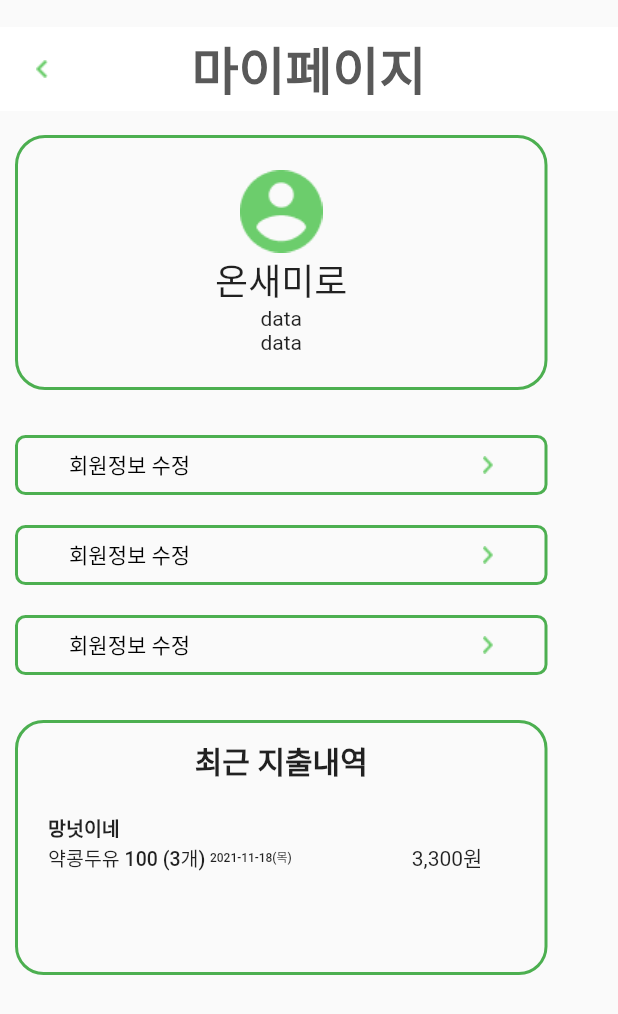
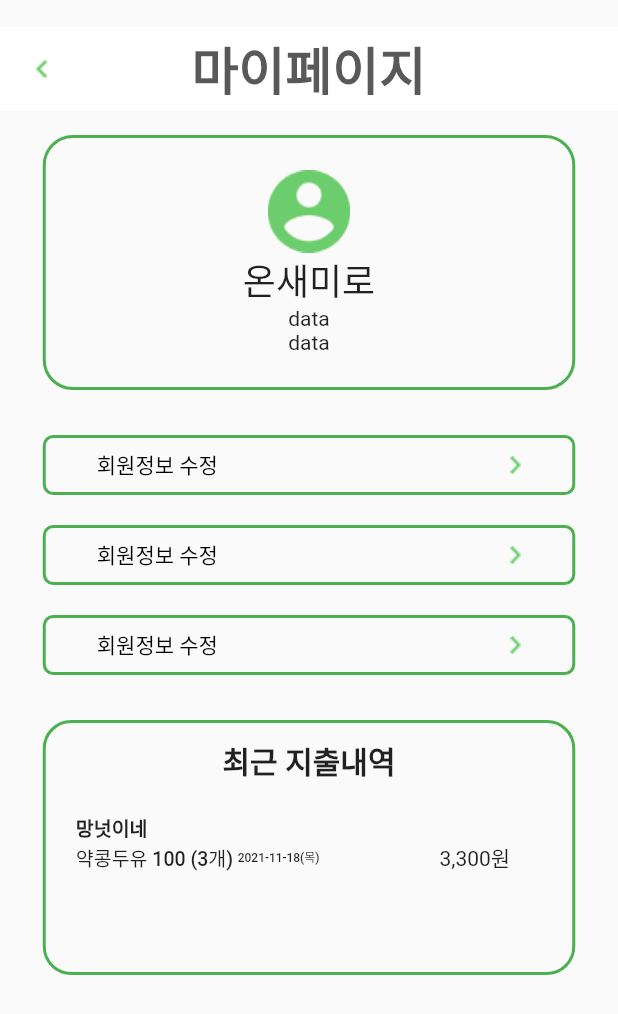
Before and after one commit to hhs0579/onsae, a Flutter app: the MyInfoPage screen opened directly, on a phone screen of 412 x 824 dp. Shown: the top 1014 px of the screen. Run offline on Flutter 3.47's test engine with Material 2 defaults, Android fonts, the light colour scheme and no system bars; our stand-ins replace get.

Commit message:
Update my_info.dart

```diff
--- a/onsaemiro/lib/screens/main_pages/my_info.dart
+++ b/onsaemiro/lib/screens/main_pages/my_info.dart
@@ -62,7 +62,8 @@ class _MyInfoPageState extends State<MyInfoPage> {
           ],
         ),
       ),
-      body: Column(
+      body: Center(
+        child: Column(
           children: [
             Container(
               width: 355,
@@ -147,8 +148,8 @@ class _MyInfoPageState extends State<MyInfoPage> {
                       ),
                       Text(
                         '약콩두유 100 (3개)',
-                      style:
-                          TextStyle(fontSize: 13, fontWeight: FontWeight.w500),
+                        style: TextStyle(
+                            fontSize: 13, fontWeight: FontWeight.w500),
                       ),
                       SizedBox(
                         width: 3,
@@ -169,6 +170,7 @@ class _MyInfoPageState extends State<MyInfoPage> {
             )
           ],
         ),
+      ),
     );
   }
 }
```
Lines whose indentation alone changed are shown as unchanged.
